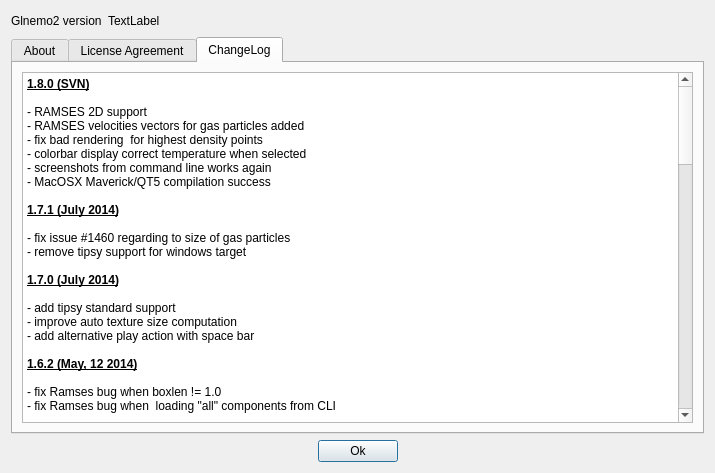
First picture: the form in src/formabout.ui, repository jcldc/glnemo2, before the edit.
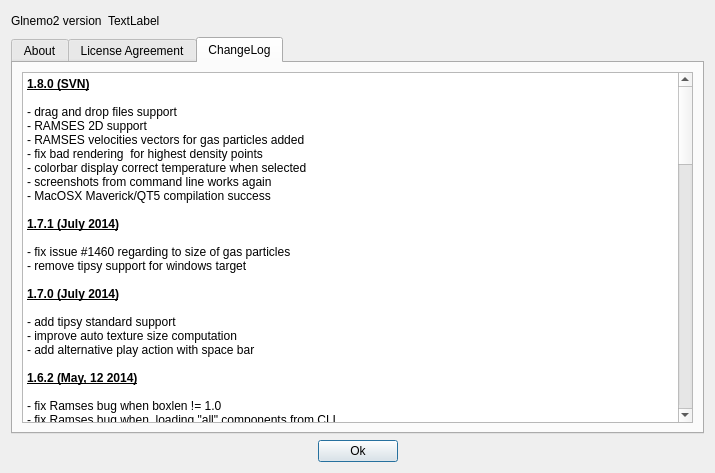
Second picture: the form after the edit. Icons and pictures are not drawn.

Commit message: first drag n drop implementation

The edit to the form file:
```diff
--- a/src/formabout.ui
+++ b/src/formabout.ui
@@ -1029,6 +1029,7 @@
 &lt;td style=&quot;border: none;&quot;&gt;
 &lt;p style=&quot; margin-top:0px; margin-bottom:0px; margin-left:0px; margin-right:0px; -qt-block-indent:0; text-indent:0px;&quot;&gt;&lt;span style=&quot; font-weight:600; text-decoration: underline;&quot;&gt;1.8.0 (SVN)&lt;/span&gt;&lt;/p&gt;
 &lt;p style=&quot;-qt-paragraph-type:empty; margin-top:0px; margin-bottom:0px; margin-left:0px; margin-right:0px; -qt-block-indent:0; text-indent:0px; font-weight:600; text-decoration: underline;&quot;&gt;&lt;br /&gt;&lt;/p&gt;
+&lt;p style=&quot; margin-top:0px; margin-bottom:0px; margin-left:0px; margin-right:0px; -qt-block-indent:0; text-indent:0px;&quot;&gt;- drag and drop files support&lt;/p&gt;
 &lt;p style=&quot; margin-top:0px; margin-bottom:0px; margin-left:0px; margin-right:0px; -qt-block-indent:0; text-indent:0px;&quot;&gt;- RAMSES 2D support&lt;/p&gt;
 &lt;p style=&quot; margin-top:0px; margin-bottom:0px; margin-left:0px; margin-right:0px; -qt-block-indent:0; text-indent:0px;&quot;&gt;- RAMSES velocities vectors for gas particles added&lt;/p&gt;
 &lt;p style=&quot; margin-top:0px; margin-bottom:0px; margin-left:0px; margin-right:0px; -qt-block-indent:0; text-indent:0px;&quot;&gt;- fix bad rendering  for highest density points&lt;/p&gt;
```
The commit also changes 3 other files.
